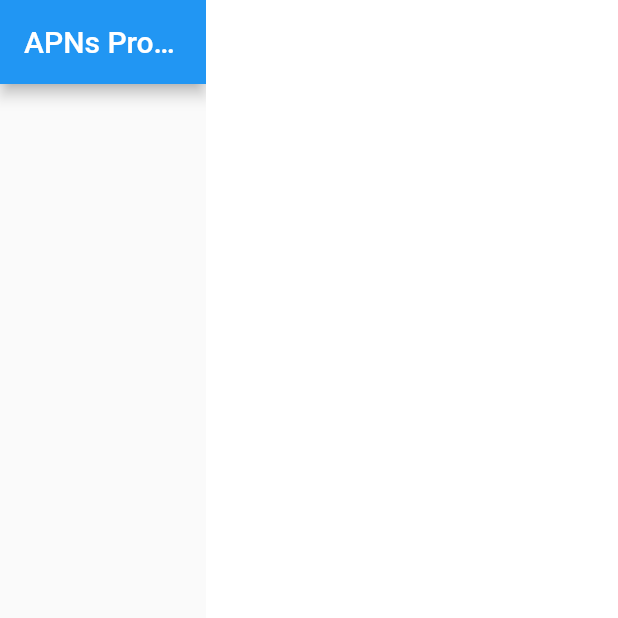
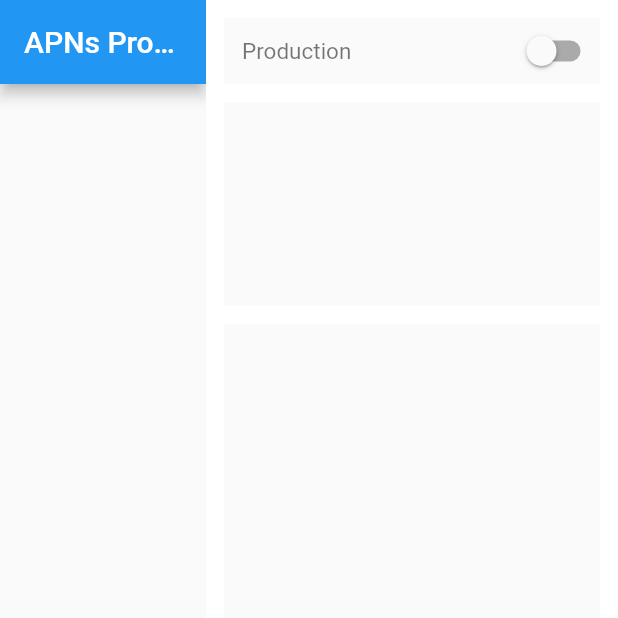
Before and after one commit to Arror/APNs, a Flutter app: the screen it shows after launch, on a phone screen of 412 x 824 dp, the top half of it. Run offline on Flutter 3.47's test engine with Material 2 defaults, Android fonts, the phone set to English and light mode, and no system bars.

Commit message:
Add layout

```diff
--- a/flutter/apns/lib/app/detail.dart
+++ b/flutter/apns/lib/app/detail.dart
@@ -1,12 +1,110 @@
 import 'package:flutter/material.dart';
 
-class Detail extends StatelessWidget {
+class Detail extends StatefulWidget {
+
+  @override
+  _DetailState createState() => _DetailState();
+}
+
+class _DetailState extends State<Detail> {
+
+  bool _isProduction;
+
+  @override
+  void initState() {
+    _isProduction = false;
+    super.initState();
+  }
 
   @override
   Widget build(BuildContext context) {
     return Scaffold(
       body: Container(
-        color: Colors.white,
+        child: Column(
+          children: <Widget>[
+            Container(
+              color: Colors.white,
+              constraints: BoxConstraints(
+                minWidth: double.infinity,
+                maxWidth: double.infinity,
+                minHeight: 56.0,
+                maxHeight: 56.0
+              ),
+              child: Padding(
+                padding: EdgeInsets.only(left: 12.0, top: 12.0, right: 12.0),
+                child: Container(
+                  color: Colors.grey[50],
+                  child: Row(
+                    children: <Widget>[
+                      Expanded(
+                        flex: 1,
+                        child: Padding(
+                          padding: const EdgeInsets.only(left: 12.0),
+                          child: Text(
+                            'Production',
+                            style: TextStyle(
+                              fontSize: 15.0,
+                              color: Colors.black54
+                            ),
+                          ),
+                        ),
+                      ),
+                      Switch(
+                        value: _isProduction,
+                        onChanged: (bool changed) {
+                          setState(() {
+                            _isProduction = changed;
+                          });
+                        },
+                      )
+                    ],
+                  ),
+                ),
+              ),
+            ),
+            Container(
+              color: Colors.white,
+              constraints: BoxConstraints(
+                minWidth: double.infinity,
+                maxWidth: double.infinity,
+                minHeight: 160.0,
+                maxHeight: 160.0
+              ),
+              child: Padding(
+                padding: EdgeInsets.all(12.0),
+                child: Container(
+                  color: Colors.grey[50],
+                ),
+              ),
+            ),
+            Expanded(
+              child: Container(
+                color: Colors.white,
+                child: Padding(
+                  padding: EdgeInsets.only(left: 12.0, right: 12.0),
+                  child: Container(
+                    color: Colors.grey[50],
+                  ),
+                ),
+              ),
+            ),
+            Container(
+              color: Colors.white,
+              constraints: BoxConstraints(
+                minWidth: double.infinity,
+                maxWidth: double.infinity,
+                minHeight: 120.0,
+                maxHeight: 120.0
+              ),
+              child: Padding(
+                padding: EdgeInsets.all(12.0),
+                child: Container(
+                  color: Colors.grey[50],
+                ),
+              ),
+            )
+          ],
+        ),
       ),
     );
   }
```
